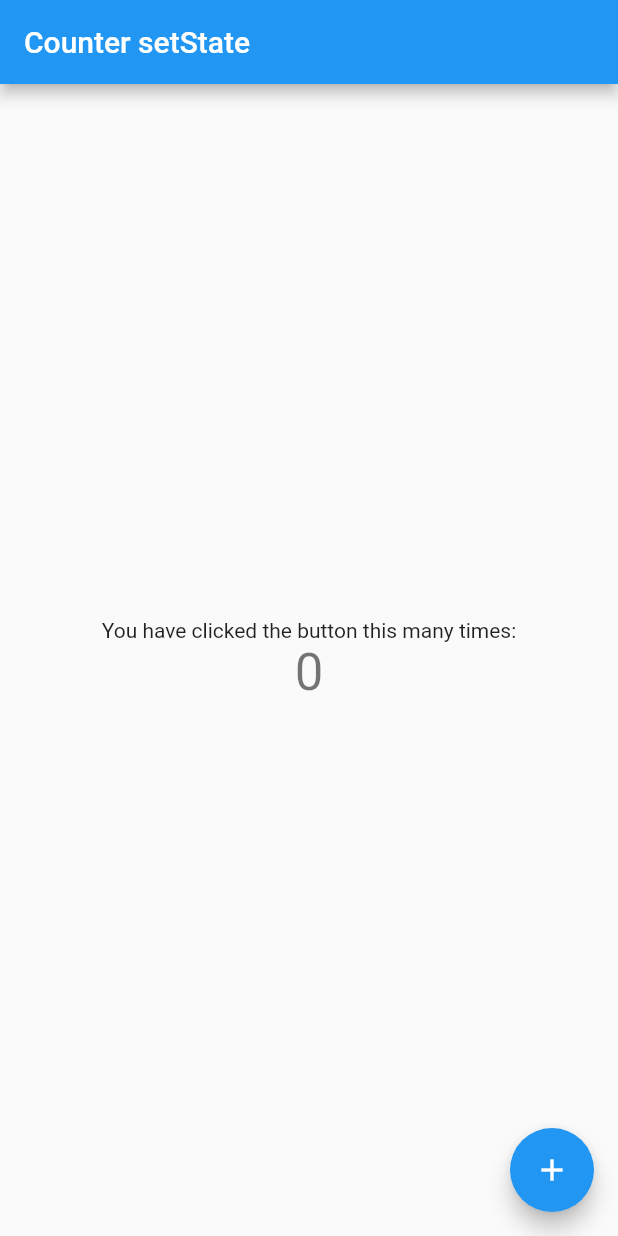
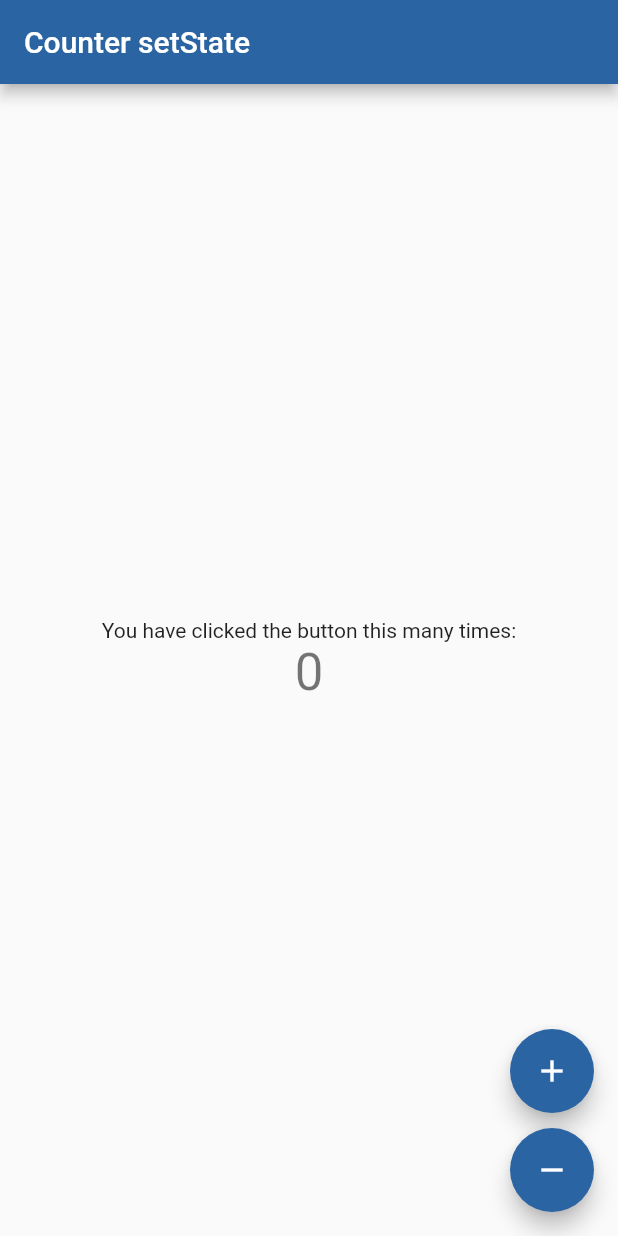
Before and after one commit to Snoy-Kuo/counter_setstate, a Flutter app: the screen it shows after launch, on a phone screen of 412 x 824 dp. Run offline on Flutter 3.47's test engine with Material 2 defaults, Android fonts, the phone set to English and light mode, and no system bars.

Commit message:
result of all tries.

```diff
--- /dev/null
+++ b/counter_setstate/lib/colors_util.dart
@@ -0,0 +1,22 @@
+//ref = https://medium.com/@filipvk/creating-a-custom-color-swatch-in-flutter-554bcdcb27f3
+import 'package:flutter/material.dart';
+
+MaterialColor createMaterialColor(Color color) {
+  List strengths = <double>[.05];
+  Map swatch = <int, Color>{};
+  final int r = color.red, g = color.green, b = color.blue;
+
+  for (int i = 1; i < 10; i++) {
+    strengths.add(0.1 * i);
+  }
+  strengths.forEach((strength) {
+    final double ds = 0.5 - strength;
+    swatch[(strength * 1000).round()] = Color.fromRGBO(
+      r + ((ds < 0 ? r : (255 - r)) * ds).round(),
+      g + ((ds < 0 ? g : (255 - g)) * ds).round(),
+      b + ((ds < 0 ? b : (255 - b)) * ds).round(),
+      1,
+    );
+  });
+  return MaterialColor(color.value, swatch);
+}
--- a/counter_setstate/lib/main.dart
+++ b/counter_setstate/lib/main.dart
@@ -1,4 +1,6 @@
 import 'package:flutter/material.dart';
+
+import 'colors_util.dart';
 
 void main() {
   runApp(MyApp());
@@ -10,7 +12,7 @@ class MyApp extends StatelessWidget {
     return MaterialApp(
       title: 'Counter setState',
       theme: ThemeData(
-        primarySwatch: Colors.blue,
+        primarySwatch: createMaterialColor(Color(0xFF2B64A3)),
         visualDensity: VisualDensity.adaptivePlatformDensity,
       ),
       home: MyHomePage(title: 'Counter setState'),
@@ -35,6 +37,12 @@ class _MyHomePageState extends State<MyHomePage> {
     });
   }
 
+  void _decrementCounter() {
+    setState(() {
+      _counter--;
+    });
+  }
+
   @override
   Widget build(BuildContext context) {
     return Scaffold(
@@ -55,10 +63,24 @@ class _MyHomePageState extends State<MyHomePage> {
           ],
         ),
       ),
-      floatingActionButton: FloatingActionButton(
-        onPressed: _incrementCounter,
-        tooltip: 'Increment',
-        child: Icon(Icons.add),
+      floatingActionButton: Column(
+        mainAxisAlignment: MainAxisAlignment.end,
+        crossAxisAlignment: CrossAxisAlignment.end,
+        children: <Widget>[
+          FloatingActionButton(
+            key: Key('main_increment_fab'),
+            onPressed: _incrementCounter,
+            tooltip: 'Increment',
+            child: Icon(Icons.add),
+          ),
+          const SizedBox(height: 10),
+          FloatingActionButton(
+            key: Key('main_decrement_fab'),
+            onPressed: _decrementCounter,
+            tooltip: 'Decrement',
+            child: Icon(Icons.remove),
+          ),
+        ],
       ),
     );
   }
```
Also changed, not shown: 1 other file.
